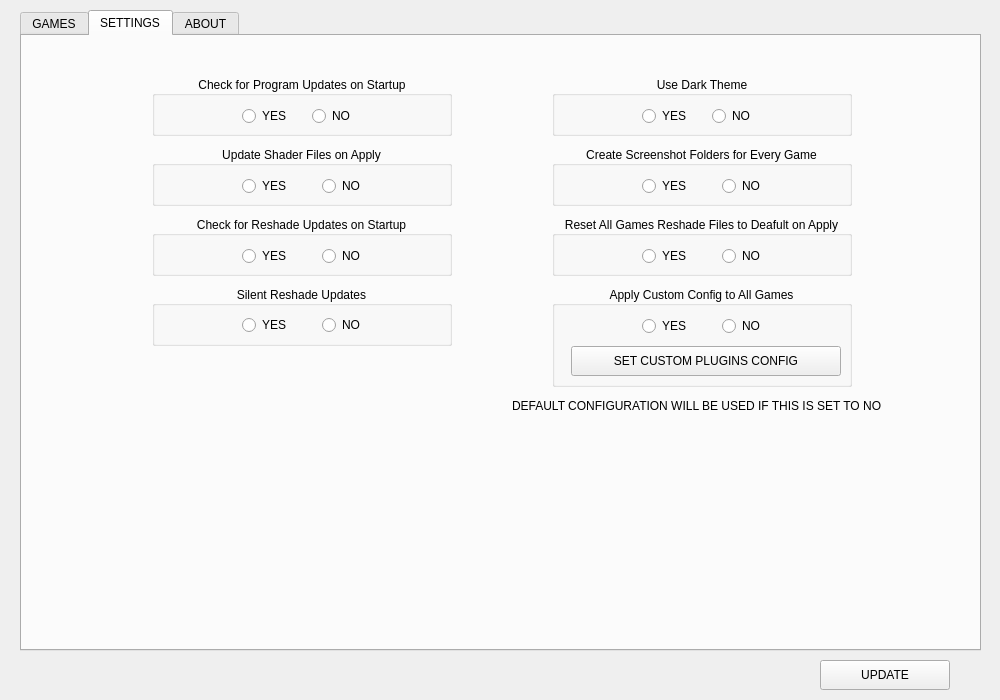
Qt form src/ui/main.ui (ddc/ReShadeUtils) before a commit.
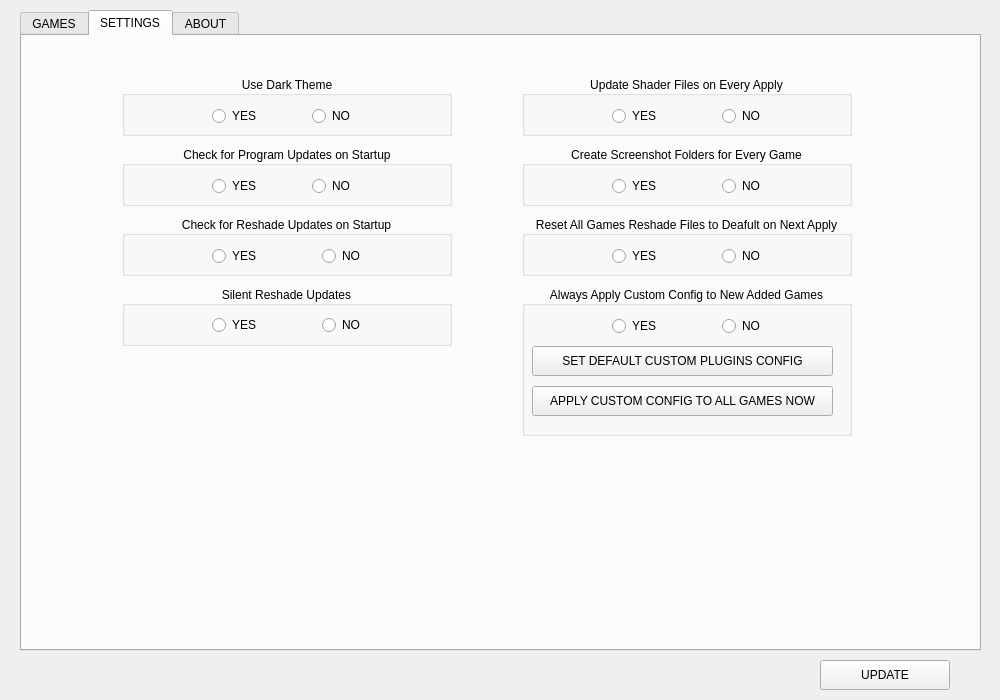
The same form after that commit. The open tabs and pages were chosen to show the change. Icons and pictures are not drawn.

Diff of the .ui file:
```diff
--- a/src/ui/main.ui
+++ b/src/ui/main.ui
@@ -277,9 +277,9 @@
     <widget class="QGroupBox" name="update_shaders_groupBox">
      <property name="geometry">
       <rect>
-       <x>130</x>
-       <y>110</y>
-       <width>300</width>
+       <x>500</x>
+       <y>40</y>
+       <width>330</width>
        <height>60</height>
       </rect>
      </property>
@@ -287,7 +287,7 @@
       <string>Update Shader Files Everytime on Apply</string>
      </property>
      <property name="title">
-      <string>Update Shader Files on Apply</string>
+      <string>Update Shader Files on Every Apply</string>
      </property>
      <property name="alignment">
       <set>Qt::AlignCenter</set>
@@ -308,7 +308,7 @@
      <widget class="QRadioButton" name="no_update_shaders_radioButton">
       <property name="geometry">
        <rect>
-        <x>170</x>
+        <x>200</x>
         <y>30</y>
         <width>50</width>
         <height>20</height>
@@ -322,9 +322,9 @@
     <widget class="QGroupBox" name="check_program_updates_groupBox">
      <property name="geometry">
       <rect>
-       <x>130</x>
-       <y>40</y>
-       <width>300</width>
+       <x>100</x>
+       <y>110</y>
+       <width>330</width>
        <height>60</height>
       </rect>
      </property>
@@ -350,7 +350,7 @@
      <widget class="QRadioButton" name="no_check_program_updates_radioButton">
       <property name="geometry">
        <rect>
-        <x>160</x>
+        <x>190</x>
         <y>30</y>
         <width>50</width>
         <height>20</height>
@@ -364,9 +364,9 @@
     <widget class="QGroupBox" name="use_dark_theme_groupBox">
      <property name="geometry">
       <rect>
-       <x>530</x>
+       <x>100</x>
        <y>40</y>
-       <width>300</width>
+       <width>330</width>
        <height>60</height>
       </rect>
      </property>
@@ -392,7 +392,7 @@
      <widget class="QRadioButton" name="no_dark_theme_radioButton">
       <property name="geometry">
        <rect>
-        <x>160</x>
+        <x>190</x>
         <y>30</y>
         <width>50</width>
         <height>20</height>
@@ -406,9 +406,9 @@
     <widget class="QGroupBox" name="create_screenshots_folder_groupBox">
      <property name="geometry">
       <rect>
-       <x>530</x>
+       <x>500</x>
        <y>110</y>
-       <width>300</width>
+       <width>330</width>
        <height>60</height>
       </rect>
      </property>
@@ -434,7 +434,7 @@
      <widget class="QRadioButton" name="no_screenshots_folder_radioButton">
       <property name="geometry">
        <rect>
-        <x>170</x>
+        <x>200</x>
         <y>30</y>
         <width>50</width>
         <height>20</height>
@@ -448,14 +448,14 @@
     <widget class="QGroupBox" name="reset_all_reshade_config_groupBox">
      <property name="geometry">
       <rect>
-       <x>530</x>
+       <x>500</x>
        <y>180</y>
-       <width>300</width>
+       <width>330</width>
        <height>60</height>
       </rect>
      </property>
      <property name="title">
-      <string>Reset All Games Reshade Files to Deafult on Apply</string>
+      <string>Reset All Games Reshade Files to Deafult on Next Apply</string>
      </property>
      <property name="alignment">
       <set>Qt::AlignCenter</set>
@@ -476,7 +476,7 @@
      <widget class="QRadioButton" name="no_reset_reshade_radioButton">
       <property name="geometry">
        <rect>
-        <x>170</x>
+        <x>200</x>
         <y>30</y>
         <width>50</width>
         <height>20</height>
@@ -490,9 +490,9 @@
     <widget class="QGroupBox" name="check_reshade_updates_groupBox">
      <property name="geometry">
       <rect>
-       <x>130</x>
+       <x>100</x>
        <y>180</y>
-       <width>300</width>
+       <width>330</width>
        <height>60</height>
       </rect>
      </property>
@@ -518,7 +518,7 @@
      <widget class="QRadioButton" name="no_check_reshade_updates_radioButton">
       <property name="geometry">
        <rect>
-        <x>170</x>
+        <x>200</x>
         <y>30</y>
         <width>50</width>
         <height>20</height>
@@ -532,9 +532,9 @@
     <widget class="QGroupBox" name="silent_reshade_updates_groupBox">
      <property name="geometry">
       <rect>
-       <x>130</x>
+       <x>100</x>
        <y>250</y>
-       <width>300</width>
+       <width>330</width>
        <height>60</height>
       </rect>
      </property>
@@ -560,7 +560,7 @@
      <widget class="QRadioButton" name="no_silent_reshade_updates_radioButton">
       <property name="geometry">
        <rect>
-        <x>170</x>
+        <x>200</x>
         <y>30</y>
         <width>45</width>
         <height>18</height>
@@ -574,14 +574,14 @@
     <widget class="QGroupBox" name="apply_custom_config_groupBox">
      <property name="geometry">
       <rect>
-       <x>530</x>
+       <x>500</x>
        <y>250</y>
-       <width>300</width>
-       <height>101</height>
+       <width>330</width>
+       <height>150</height>
       </rect>
      </property>
      <property name="title">
-      <string>Apply Custom Config to All Games</string>
+      <string>Always Apply Custom Config to New Added Games</string>
      </property>
      <property name="alignment">
       <set>Qt::AlignCenter</set>
@@ -589,9 +589,9 @@
      <widget class="QPushButton" name="edit_all_games_custom_config_button">
       <property name="geometry">
        <rect>
-        <x>19</x>
+        <x>10</x>
         <y>60</y>
-        <width>270</width>
+        <width>301</width>
         <height>30</height>
        </rect>
       </property>
@@ -605,7 +605,7 @@
        <string>Edit reshade plugins file settings</string>
       </property>
       <property name="text">
-       <string>SET CUSTOM PLUGINS CONFIG</string>
+       <string>SET DEFAULT CUSTOM PLUGINS CONFIG</string>
       </property>
       <property name="icon">
        <iconset>
@@ -628,7 +628,7 @@
      <widget class="QRadioButton" name="no_all_games_custom_config_radioButton">
       <property name="geometry">
        <rect>
-        <x>170</x>
+        <x>200</x>
         <y>30</y>
         <width>50</width>
         <height>20</height>
@@ -638,19 +638,23 @@
        <string>NO</string>
       </property>
      </widget>
-    </widget>
-    <widget class="QLabel" name="default_config_label">
-     <property name="geometry">
-      <rect>
-       <x>490</x>
-       <y>360</y>
-       <width>391</width>
-       <height>20</height>
-      </rect>
-     </property>
-     <property name="text">
-      <string>DEFAULT CONFIGURATION WILL BE USED IF THIS IS SET TO NO</string>
-     </property>
+     <widget class="QPushButton" name="pushButton">
+      <property name="geometry">
+       <rect>
+        <x>10</x>
+        <y>100</y>
+        <width>301</width>
+        <height>30</height>
+       </rect>
+      </property>
+      <property name="text">
+       <string>APPLY CUSTOM CONFIG TO ALL GAMES NOW</string>
+      </property>
+      <property name="icon">
+       <iconset>
+        <normaloff>../images/apply.png</normaloff>../images/apply.png</iconset>
+      </property>
+     </widget>
     </widget>
    </widget>
    <widget class="QWidget" name="about_tab">
```
